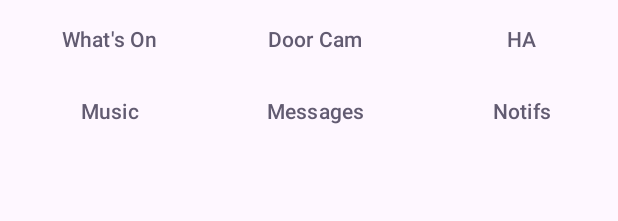
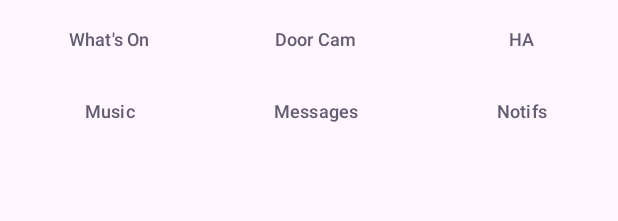
Before and after one commit to ajithvasudevan/mymessages, an Android app: the layout notif_buttons.xml on its own in the app's theme, with its tools: preview values and no code run, on a phone screen of 412 x 824 dp. Shown: the top 221 px of the screen. Run offline under Robolectric (Android 15) with nearby library versions, the phone set to English and light mode, and no system bars.

Commit message:
r77: fix persistent-notification button font wrap after Android update
Buttons used buttonBarButtonStyle with no explicit textSize, so they
inherited the system button textAppearance. An OS/OEM update bumped that
larger -> "What's On" wrapped to two lines and pushed row 2 off the
collapsed notification (truncated). Pin textSize=12sp + maxLines=1 +
trimmed padding/minWidth on all six buttons so every label fits one line
and both rows stay visible.

```diff
--- a/app/build.gradle
+++ b/app/build.gradle
@@ -18,8 +18,8 @@ android {
         applicationId "dev.ajithv.mymessages"
         minSdk 27            // API 27: setShowWhenLocked / setTurnScreenOn available
         targetSdk 34
-        versionCode 72
-        versionName "r73-mqtt-recovery"
+        versionCode 76
+        versionName "r77-notif-btn-font"
 
         // libVLC (CameraActivity RTSP) ships native .so per-ABI; the phone is arm64.
         ndk { abiFilters 'arm64-v8a' }
--- a/app/src/main/res/layout/notif_buttons.xml
+++ b/app/src/main/res/layout/notif_buttons.xml
@@ -2,7 +2,12 @@
 <!-- Custom content for the persistent service notification: six one-tap shortcuts on TWO rows —
      row 1 (What's On, Door Cam, HA) + row 2 (Music, Conversations, Notifications). Two rows fit the
      COLLAPSED notification height, so the buttons show without expanding. Shown via
-     DecoratedCustomViewStyle (the system draws the app-name header). -->
+     DecoratedCustomViewStyle (the system draws the app-name header).
+
+     Each button pins an explicit textSize + maxLines=1 + trimmed padding/minWidth. Without an explicit
+     size the buttons inherited buttonBarButtonStyle's textAppearance, which a system/OEM update bumped
+     larger — "What's On" then wrapped to two lines and pushed row 2 off the collapsed notification
+     (truncated). The fixed small size keeps every label on one line and both rows visible. -->
 <LinearLayout xmlns:android="http://schemas.android.com/apk/res/android"
     android:layout_width="match_parent"
     android:layout_height="wrap_content"
@@ -21,6 +26,12 @@
             android:layout_width="0dp"
             android:layout_height="wrap_content"
             android:layout_weight="1"
+            android:minWidth="0dp"
+            android:paddingLeft="2dp"
+            android:paddingRight="2dp"
+            android:gravity="center"
+            android:maxLines="1"
+            android:textSize="12sp"
             android:text="What's On"
             android:textColor="?android:attr/colorAccent"
             android:textAllCaps="false" />
@@ -31,6 +42,12 @@
             android:layout_width="0dp"
             android:layout_height="wrap_content"
             android:layout_weight="1"
+            android:minWidth="0dp"
+            android:paddingLeft="2dp"
+            android:paddingRight="2dp"
+            android:gravity="center"
+            android:maxLines="1"
+            android:textSize="12sp"
             android:text="Door Cam"
             android:textColor="?android:attr/colorAccent"
             android:textAllCaps="false" />
@@ -41,6 +58,12 @@
             android:layout_width="0dp"
             android:layout_height="wrap_content"
             android:layout_weight="1"
+            android:minWidth="0dp"
+            android:paddingLeft="2dp"
+            android:paddingRight="2dp"
+            android:gravity="center"
+            android:maxLines="1"
+            android:textSize="12sp"
             android:text="HA"
             android:textColor="?android:attr/colorAccent"
             android:textAllCaps="false" />
@@ -57,6 +80,12 @@
             android:layout_width="0dp"
             android:layout_height="wrap_content"
             android:layout_weight="1"
+            android:minWidth="0dp"
+            android:paddingLeft="2dp"
+            android:paddingRight="2dp"
+            android:gravity="center"
+            android:maxLines="1"
+            android:textSize="12sp"
             android:text="Music"
             android:textColor="?android:attr/colorAccent"
             android:textAllCaps="false" />
@@ -67,6 +96,12 @@
             android:layout_width="0dp"
             android:layout_height="wrap_content"
             android:layout_weight="1"
+            android:minWidth="0dp"
+            android:paddingLeft="2dp"
+            android:paddingRight="2dp"
+            android:gravity="center"
+            android:maxLines="1"
+            android:textSize="12sp"
             android:text="Messages"
             android:textColor="?android:attr/colorAccent"
             android:textAllCaps="false" />
@@ -77,6 +112,12 @@
             android:layout_width="0dp"
             android:layout_height="wrap_content"
             android:layout_weight="1"
+            android:minWidth="0dp"
+            android:paddingLeft="2dp"
+            android:paddingRight="2dp"
+            android:gravity="center"
+            android:maxLines="1"
+            android:textSize="12sp"
             android:text="Notifs"
             android:textColor="?android:attr/colorAccent"
             android:textAllCaps="false" />
```
